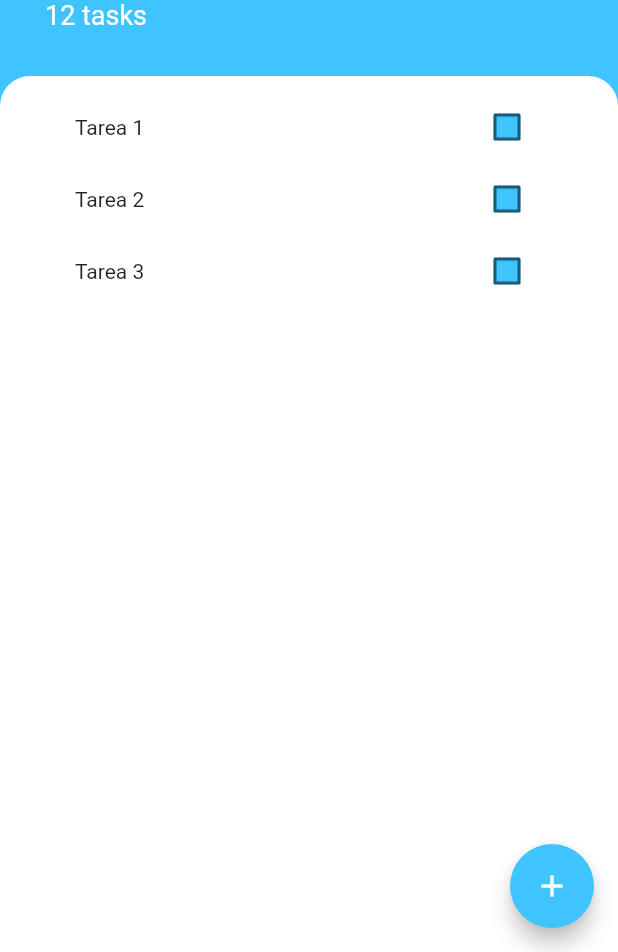
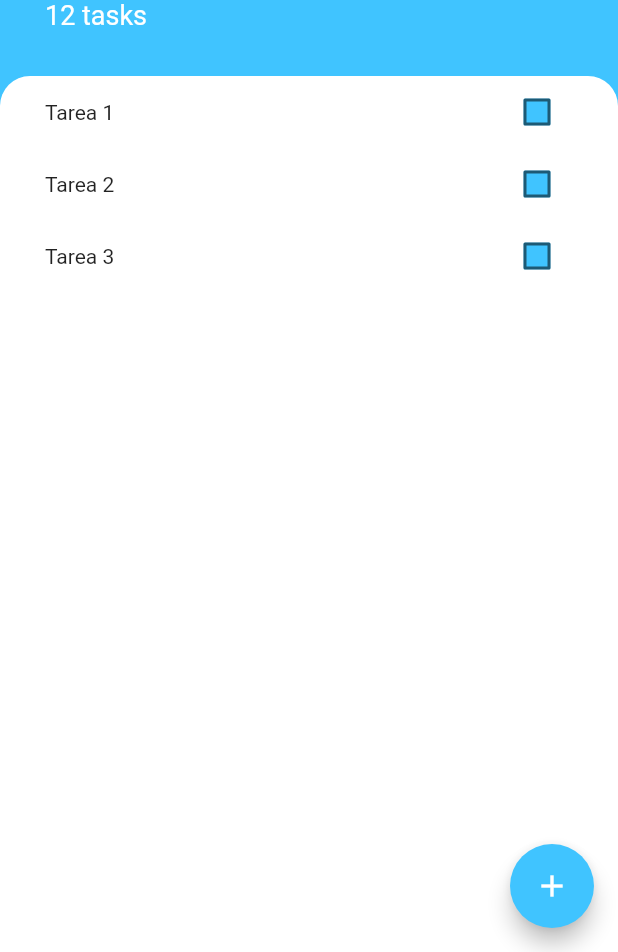
Before and after one commit to AndresLince/todoey_flutter, a Flutter app: the screen it shows after launch, on a phone screen of 412 x 824 dp, the part 284-1236 px from its top. Run offline on Flutter 3.47's test engine with Material 2 defaults, Android fonts, the phone set to English and light mode, and no system bars.

Commit message:
Fix the padding

```diff
--- a/lib/screens/tasks_screen.dart
+++ b/lib/screens/tasks_screen.dart
@@ -56,6 +56,7 @@ class TasksScreen extends StatelessWidget {
         Expanded(
           child: Container(
             height: 300,
+            padding: EdgeInsets.symmetric(horizontal: 30),
             decoration: BoxDecoration(
               color: Colors.white,
               borderRadius: BorderRadius.only(
@@ -82,7 +83,6 @@ class TasksList extends StatelessWidget {
     taskWidgets.add(TaskWidget(text: 'Tarea 3'));
 
     return ListView(
-      padding: EdgeInsets.symmetric(horizontal: 50, vertical: 10),
       children: taskWidgets,
     );
   }
```
